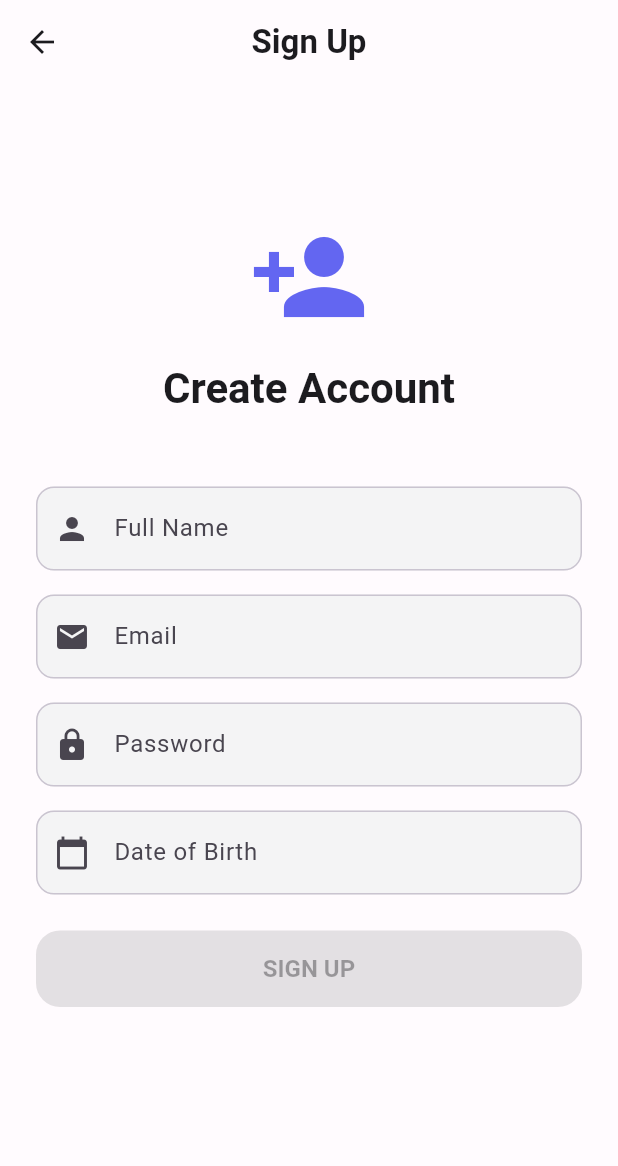
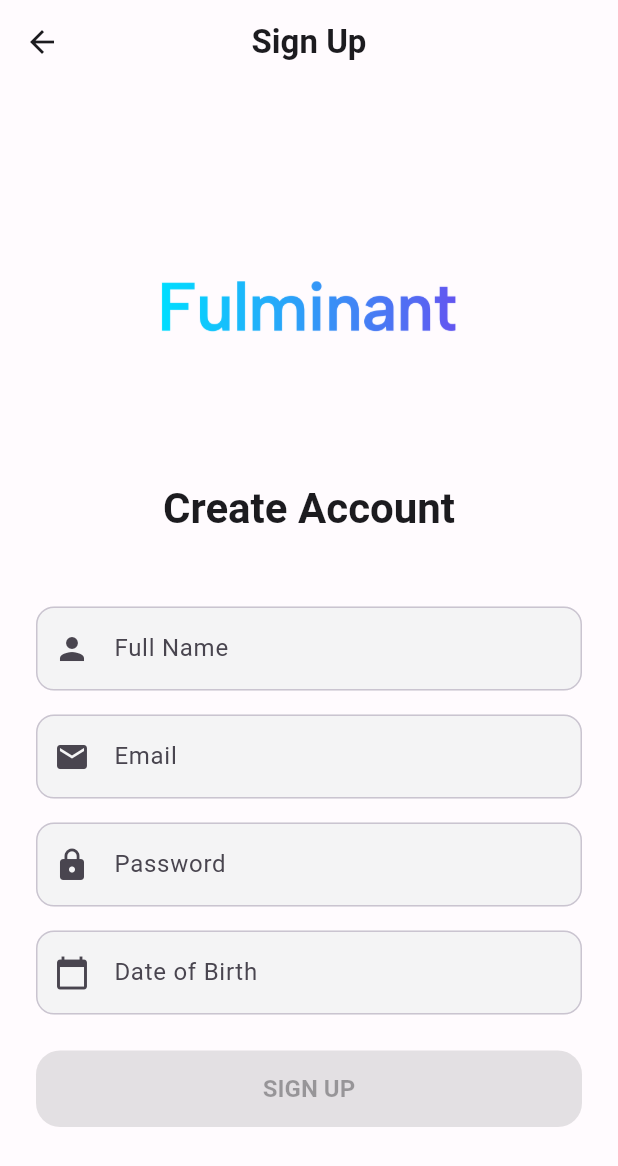
Before and after one commit to Hetti219/fulminant_c, a Flutter app: the screen it shows after launch, after a tap on "CREATE ACCOUNT", on a phone screen of 412 x 824 dp. Shown: the top 1166 px of the screen. Run offline on Flutter 3.47's test engine with Material 3 defaults, Android fonts, the phone set to English and light mode, and no system bars; our stand-ins replace cloud_firestore, equatable, firebase_auth, firebase_core, flutter_bloc, formz; accounts and stored records are empty.

Commit message:
Update UI

```diff
--- a/lib/screens/auth/login_screen.dart
+++ b/lib/screens/auth/login_screen.dart
@@ -58,17 +58,11 @@
           child: Column(
             mainAxisSize: MainAxisSize.min,
             children: [
-              Icon(
-                Icons.school,
-                size: 80,
-                color: Theme.of(context).colorScheme.primary,
-              ),
-              const SizedBox(height: 16),
-              Text(
-                'Fulminant Learning',
-                style: Theme.of(context).textTheme.headlineMedium?.copyWith(
-                  fontWeight: FontWeight.bold,
-                ),
+              Image.asset(
+                'assets/logo.png',
+                width: 200,
+                height: 200,
+                fit: BoxFit.contain,
               ),
               const SizedBox(height: 48),
               _EmailInput(),
@@ -94,12 +88,14 @@
       builder: (context, state) {
         return TextField(
           key: const Key('loginForm_emailInput_textField'),
-          onChanged: (email) => context.read<LoginBloc>().add(LoginEmailChanged(email)),
+          onChanged: (email) =>
+              context.read<LoginBloc>().add(LoginEmailChanged(email)),
           keyboardType: TextInputType.emailAddress,
           decoration: InputDecoration(
             labelText: 'Email',
             prefixIcon: const Icon(Icons.email),
-            errorText: state.email.displayError != null ? 'Invalid email' : null,
+            errorText:
+                state.email.displayError != null ? 'Invalid email' : null,
             border: const OutlineInputBorder(),
           ),
         );
@@ -116,12 +112,15 @@
       builder: (context, state) {
         return TextField(
           key: const Key('loginForm_passwordInput_textField'),
-          onChanged: (password) => context.read<LoginBloc>().add(LoginPasswordChanged(password)),
+          onChanged: (password) =>
+              context.read<LoginBloc>().add(LoginPasswordChanged(password)),
           obscureText: true,
           decoration: InputDecoration(
             labelText: 'Password',
             prefixIcon: const Icon(Icons.lock),
-            errorText: state.password.displayError != null ? 'Password must be at least 6 characters' : null,
+            errorText: state.password.displayError != null
+                ? 'Password must be at least 6 characters'
+                : null,
             border: const OutlineInputBorder(),
           ),
         );
--- a/lib/screens/auth/signup_screen.dart
+++ b/lib/screens/auth/signup_screen.dart
@@ -68,17 +68,18 @@
           child: Column(
             mainAxisSize: MainAxisSize.min,
             children: [
-              Icon(
-                Icons.person_add,
-                size: 80,
-                color: Theme.of(context).primaryColor,
+              Image.asset(
+                'assets/logo.png',
+                width: 200,
+                height: 200,
+                fit: BoxFit.contain,
               ),
               const SizedBox(height: 16),
               Text(
                 'Create Account',
                 style: Theme.of(context).textTheme.headlineMedium?.copyWith(
-                  fontWeight: FontWeight.bold,
-                ),
+                      fontWeight: FontWeight.bold,
+                    ),
               ),
               const SizedBox(height: 48),
               _FullNameInput(),
@@ -106,11 +107,14 @@
       builder: (context, state) {
         return TextField(
           key: const Key('signupForm_fullNameInput_textField'),
-          onChanged: (fullName) => context.read<SignupBloc>().add(SignupFullNameChanged(fullName)),
+          onChanged: (fullName) =>
+              context.read<SignupBloc>().add(SignupFullNameChanged(fullName)),
           decoration: InputDecoration(
             labelText: 'Full Name',
             prefixIcon: const Icon(Icons.person),
-            errorText: state.fullName.displayError != null ? 'Please enter a valid name' : null,
+            errorText: state.fullName.displayError != null
+                ? 'Please enter a valid name'
+                : null,
             border: const OutlineInputBorder(),
           ),
         );
@@ -127,12 +131,14 @@
       builder: (context, state) {
         return TextField(
           key: const Key('signupForm_emailInput_textField'),
-          onChanged: (email) => context.read<SignupBloc>().add(SignupEmailChanged(email)),
+          onChanged: (email) =>
+              context.read<SignupBloc>().add(SignupEmailChanged(email)),
           keyboardType: TextInputType.emailAddress,
           decoration: InputDecoration(
             labelText: 'Email',
             prefixIcon: const Icon(Icons.email),
-            errorText: state.email.displayError != null ? 'Invalid email' : null,
+            errorText:
+                state.email.displayError != null ? 'Invalid email' : null,
             border: const OutlineInputBorder(),
           ),
         );
@@ -149,12 +155,15 @@
       builder: (context, state) {
         return TextField(
           key: const Key('signupForm_passwordInput_textField'),
-          onChanged: (password) => context.read<SignupBloc>().add(SignupPasswordChanged(password)),
+          onChanged: (password) =>
+              context.read<SignupBloc>().add(SignupPasswordChanged(password)),
           obscureText: true,
           decoration: InputDecoration(
             labelText: 'Password',
             prefixIcon: const Icon(Icons.lock),
-            errorText: state.password.displayError != null ? 'Password must be at least 6 characters' : null,
+            errorText: state.password.displayError != null
+                ? 'Password must be at least 6 characters'
+                : null,
             border: const OutlineInputBorder(),
           ),
         );
@@ -167,7 +176,8 @@
   @override
   Widget build(BuildContext context) {
     return BlocBuilder<SignupBloc, SignupState>(
-      buildWhen: (previous, current) => previous.dateOfBirth != current.dateOfBirth,
+      buildWhen: (previous, current) =>
+          previous.dateOfBirth != current.dateOfBirth,
       builder: (context, state) {
         return TextField(
           key: const Key('signupForm_dateOfBirthInput_textField'),
@@ -175,7 +185,8 @@
           onTap: () async {
             final date = await showDatePicker(
               context: context,
-              initialDate: DateTime.now().subtract(const Duration(days: 365 * 18)),
+              initialDate:
+                  DateTime.now().subtract(const Duration(days: 365 * 18)),
               firstDate: DateTime(1950),
               lastDate: DateTime.now(),
             );
```
